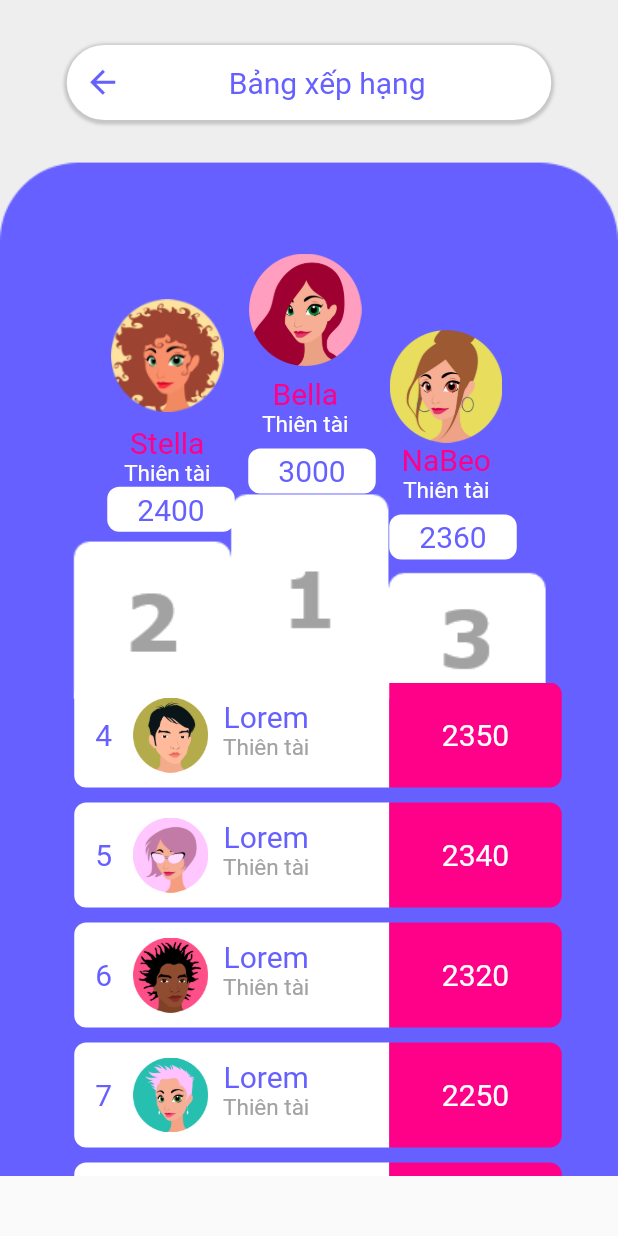
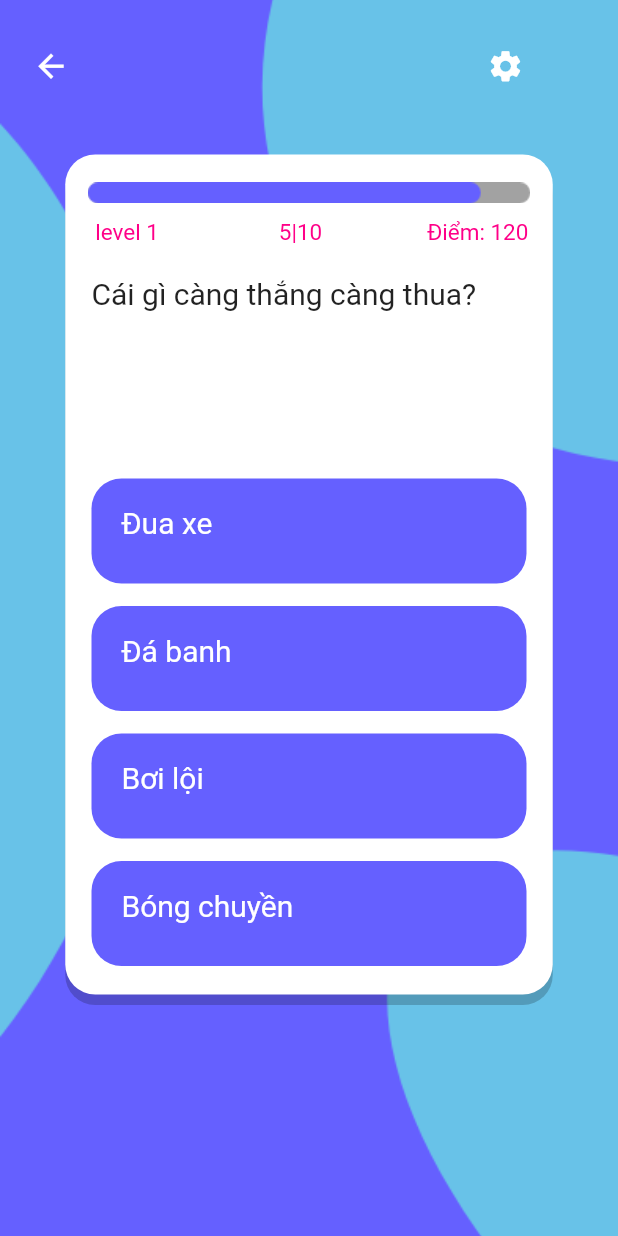
Before and after one commit to Thinh-CKC/Sing, a Flutter app: the screen it shows after launch, on a phone screen of 412 x 824 dp. Run offline on Flutter 3.47's test engine with Material 2 defaults, Android fonts, the light colour scheme and no system bars.

Commit message:
Them man hinh giao dien choi ca nhan

```diff
--- a/choi_cung_ohoo/lib/main.dart
+++ b/choi_cung_ohoo/lib/main.dart
@@ -7,6 +7,7 @@ import 'package:choi_cung_ohoo/screens/bat_dau_linh_vuc.dart';
 import 'package:choi_cung_ohoo/screens/che_do_du_muc.dart';
 import 'package:choi_cung_ohoo/screens/chu_de_cau_hoi.dart';
 import 'package:choi_cung_ohoo/screens/chu_de_linh_vuc.dart';
+import 'package:choi_cung_ohoo/screens/giao_dien_choi_ca_nhan.dart';
 import 'package:choi_cung_ohoo/screens/ho_so.dart';
 import 'package:choi_cung_ohoo/screens/ket_ban.dart';
 import 'package:choi_cung_ohoo/screens/sua_ho_so.dart';
@@ -26,7 +27,7 @@ class MyApp extends StatelessWidget {
       title: 'Chơi cùng Ohoo',
       //theme: ThemeData(fontFamily: 'Verdana'),
       debugShowCheckedModeBanner: false,
-      home: BangXepHangScreen(),
+      home: GiaoDienChoiCaNhanScreen(),
       routes: {},
     );
   }
--- a/choi_cung_ohoo/lib/screens/bang_xep_hang.dart
+++ b/choi_cung_ohoo/lib/screens/bang_xep_hang.dart
@@ -10,7 +10,7 @@ class BangXepHangScreen extends StatefulWidget {
 class _BangXepHangState extends State<BangXepHangScreen> {
   @override
   Widget build(BuildContext context) {
-    return Scaffold(
+    return Scaffold(backgroundColor: Color(0xFFEEEEEE),
         body: Container(
       child: SingleChildScrollView(
         child: Container(
--- /dev/null
+++ b/choi_cung_ohoo/lib/screens/giao_dien_choi_ca_nhan.dart
@@ -0,0 +1,239 @@
+import 'package:flutter/material.dart';
+
+class GiaoDienChoiCaNhanScreen extends StatefulWidget {
+  const GiaoDienChoiCaNhanScreen({super.key});
+
+  @override
+  State<GiaoDienChoiCaNhanScreen> createState() => _GiaoDienChoiCaNhanState();
+}
+
+class _GiaoDienChoiCaNhanState extends State<GiaoDienChoiCaNhanScreen> {
+  @override
+  Widget build(BuildContext context) {
+    return Scaffold(
+      backgroundColor: Color(0xFFEEEEEE),
+      body: Container(
+        decoration: BoxDecoration(
+          image: DecorationImage(
+              image: AssetImage('images/background.png'), fit: BoxFit.cover),
+        ),
+        child: Column(
+          children: [
+            Container(
+              child: Row(children: [
+                Column(
+                  children: [
+                    Container(
+                      margin: EdgeInsets.fromLTRB(10, 20, 0, 0),
+                      child: IconButton(
+                          onPressed: () {},
+                          icon: Icon(
+                            Icons.arrow_back,
+                            size: 25,
+                            color: Colors.white,
+                          )),
+                    )
+                  ],
+                ),
+                Column(
+                  children: [
+                    Container(
+                      alignment: Alignment.center,
+                      margin: EdgeInsets.fromLTRB(255, 20, 0, 0),
+                      child: IconButton(
+                        onPressed: () {},
+                        icon: Icon(
+                          Icons.settings,
+                          color: Colors.white,
+                          size: 25,
+                        ),
+                      ),
+                    )
+                  ],
+                )
+              ]),
+            ),
+            Column(
+              children: [
+                Container(
+                  margin: EdgeInsets.fromLTRB(0, 35, 0, 0),
+                  decoration: BoxDecoration(
+                      boxShadow: [
+                        BoxShadow(
+                            spreadRadius: 0,
+                            blurRadius: 0,
+                            offset: Offset(0, 7),
+                            color: Colors.black.withOpacity(0.2))
+                      ],
+                      color: Colors.white,
+                      borderRadius: BorderRadius.circular(20)),
+                  width: 325,
+                  height: 560,
+                  child: Column(
+                    children: [
+                      Container(
+                        margin: EdgeInsets.fromLTRB(0, 18, 0, 0),
+                        width: 295,
+                        height: 15,
+                        decoration: BoxDecoration(
+                          image: DecorationImage(
+                            image: AssetImage('images/time-choi-ca-nhan.png'),
+                          ),
+                        ),
+                      ),
+                      Row(
+                        children: [
+                          Column(
+                            children: [
+                              Container(
+                                margin: EdgeInsets.fromLTRB(20, 10, 0, 0),
+                                child: Text(
+                                  'level 1',
+                                  style: TextStyle(
+                                      color: Color(0xFFFF0088), fontSize: 15),
+                                ),
+                              )
+                            ],
+                          ),
+                          Column(
+                            children: [
+                              Container(
+                                margin: EdgeInsets.fromLTRB(80, 10, 0, 0),
+                                child: Text(
+                                  '5|10',
+                                  style: TextStyle(
+                                      color: Color(0xFFFF0088), fontSize: 15),
+                                ),
+                              )
+                            ],
+                          ),
+                          Column(
+                            children: [
+                              Container(
+                                margin: EdgeInsets.fromLTRB(70, 10, 0, 0),
+                                child: Text(
+                                  'Điểm: 120',
+                                  style: TextStyle(
+                                      color: Color(0xFFFF0088), fontSize: 15),
+                                ),
+                              )
+                            ],
+                          ),
+                        ],
+                      ),
+                      Column(
+                        children: [
+                          Container(
+                            margin: EdgeInsets.fromLTRB(0, 20, 0, 0),
+                            width: 290,
+                            height: 120,
+                            child: Text(
+                              'Cái gì càng thắng càng thua?',
+                              style: TextStyle(fontSize: 20),
+                            ),
+                          ),
+                        ],
+                      ),
+                      Column(
+                        children: [
+                          InkWell(
+                            onTap: () {},
+                            child: Container(
+                                width: 290,
+                                height: 70,
+                                margin: EdgeInsets.fromLTRB(0, 15, 0, 0),
+                                decoration: BoxDecoration(
+                                    color: Color(0xFF6560FF),
+                                    borderRadius: BorderRadius.circular(20)),
+                                child: Container(
+                                  margin: EdgeInsets.fromLTRB(20, 18, 0, 0),
+                                  child: Text(
+                                    'Đua xe',
+                                    style: TextStyle(
+                                        fontSize: 20, color: Colors.white),
+                                    textAlign: TextAlign.start,
+                                  ),
+                                )),
+                          )
+                        ],
+                      ),
+                      Column(
+                        children: [
+                          InkWell(
+                            onTap: () {},
+                            child: Container(
+                                width: 290,
+                                height: 70,
+                                margin: EdgeInsets.fromLTRB(0, 15, 0, 0),
+                                decoration: BoxDecoration(
+                                    color: Color(0xFF6560FF),
+                                    borderRadius: BorderRadius.circular(20)),
+                                child: Container(
+                                  margin: EdgeInsets.fromLTRB(20, 18, 0, 0),
+                                  child: Text(
+                                    'Đá banh',
+                                    style: TextStyle(
+                                        fontSize: 20, color: Colors.white),
+                                    textAlign: TextAlign.start,
+                                  ),
+                                )),
+                          )
+                        ],
+                      ),
+                      Column(
+                        children: [
+                          InkWell(
+                            onTap: () {},
+                            child: Container(
+                                width: 290,
+                                height: 70,
+                                margin: EdgeInsets.fromLTRB(0, 15, 0, 0),
+                                decoration: BoxDecoration(
+                                    color: Color(0xFF6560FF),
+                                    borderRadius: BorderRadius.circular(20)),
+                                child: Container(
+                                  margin: EdgeInsets.fromLTRB(20, 18, 0, 0),
+                                  child: Text(
+                                    'Bơi lội',
+                                    style: TextStyle(
+                                        fontSize: 20, color: Colors.white),
+                                    textAlign: TextAlign.start,
+                                  ),
+                                )),
+                          )
+                        ],
+                      ),
+                      Column(
+                        children: [
+                          InkWell(
+                            onTap: () {},
+                            child: Container(
+                                width: 290,
+                                height: 70,
+                                margin: EdgeInsets.fromLTRB(0, 15, 0, 0),
+                                decoration: BoxDecoration(
+                                    color: Color(0xFF6560FF),
+                                    borderRadius: BorderRadius.circular(20)),
+                                child: Container(
+                                  margin: EdgeInsets.fromLTRB(20, 18, 0, 0),
+                                  child: Text(
+                                    'Bóng chuyền',
+                                    style: TextStyle(
+                                        fontSize: 20, color: Colors.white),
+                                    textAlign: TextAlign.start,
+                                  ),
+                                )),
+                          )
+                        ],
+                      ),
+                    ],
+                  ),
+                ),
+              ],
+            )
+          ],
+        ),
+      ),
+    );
+  }
+}
--- a/choi_cung_ohoo/lib/screens/ho_so.dart
+++ b/choi_cung_ohoo/lib/screens/ho_so.dart
@@ -11,7 +11,7 @@ class HoSoScreen extends StatefulWidget {
 class _HoSoScreen extends State<HoSoScreen> {
   @override
   Widget build(BuildContext context) {
-    return Scaffold(
+    return Scaffold( backgroundColor: Color(0xFFEEEEEE),
       body: Container(
         decoration: BoxDecoration(
             image: DecorationImage(
--- a/choi_cung_ohoo/lib/screens/sua_ho_so.dart
+++ b/choi_cung_ohoo/lib/screens/sua_ho_so.dart
@@ -10,7 +10,7 @@ class SuaHoSoScreen extends StatefulWidget {
 class _SuaHoSoState extends State<SuaHoSoScreen> {
   @override
   Widget build(BuildContext context) {
-    return Scaffold(
+    return Scaffold(backgroundColor: Color(0xFFEEEEEE),
       body: Container(
         decoration: BoxDecoration(
             image: DecorationImage(
--- a/choi_cung_ohoo/pubspec.yaml
+++ b/choi_cung_ohoo/pubspec.yaml
@@ -86,6 +86,8 @@ flutter:
     - images/ho-so.png
     - images/sua-ho-so.png
     - images/bang-xep-hang.png
+    - images/background.png
+    - images/time-choi-ca-nhan.png
 
 
 
```
Also changed, not shown: choi_cung_ohoo/images/background.png (added), choi_cung_ohoo/images/time-choi-ca-nhan.png (added).
